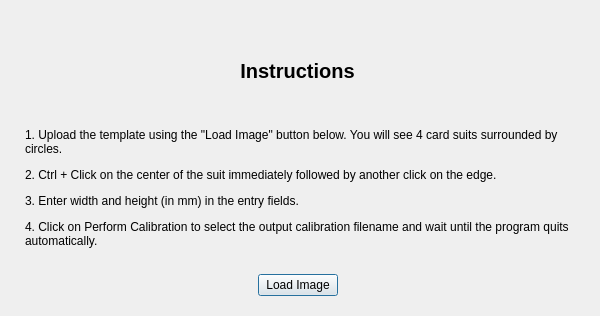
rpwang17/photo_reconstruction, file src/calibration/DialogWelcome.ui: the form before one commit.
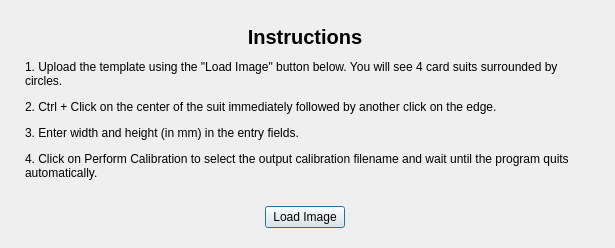
The form after the commit.

What changed in the file:
```diff
--- a/src/calibration/DialogWelcome.ui
+++ b/src/calibration/DialogWelcome.ui
@@ -6,22 +6,16 @@
    <rect>
     <x>0</x>
     <y>0</y>
-    <width>600</width>
-    <height>316</height>
+    <width>615</width>
+    <height>298</height>
    </rect>
   </property>
-  <property name="minimumSize">
-   <size>
-    <width>600</width>
-    <height>0</height>
-   </size>
-  </property>
   <property name="windowTitle">
    <string>Retrospective Photo Registration</string>
   </property>
   <layout class="QVBoxLayout" name="verticalLayout">
    <property name="sizeConstraint">
-    <enum>QLayout::SetDefaultConstraint</enum>
+    <enum>QLayout::SetFixedSize</enum>
    </property>
    <property name="leftMargin">
     <number>25</number>
@@ -70,6 +64,12 @@
    </item>
    <item>
     <widget class="QLabel" name="label_2">
+     <property name="minimumSize">
+      <size>
+       <width>560</width>
+       <height>0</height>
+      </size>
+     </property>
      <property name="text">
       <string>&lt;p&gt;1. Upload the template using the &quot;Load Image&quot; button below. You will see 4 card suits surrounded by circles.&lt;/p&gt;
 &lt;p&gt;2. Ctrl + Click on the center of the suit immediately followed by another click on the edge.&lt;/p&gt;
```
